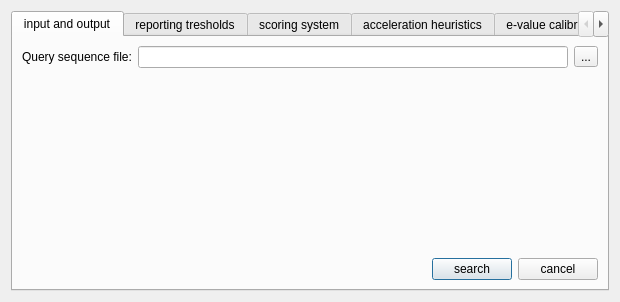
Old version of the form src/plugins_3rdparty/hmm3/src/phmmer/ui/UHMM3PhmmerDialog.ui in the repository violethaze74/ugene.
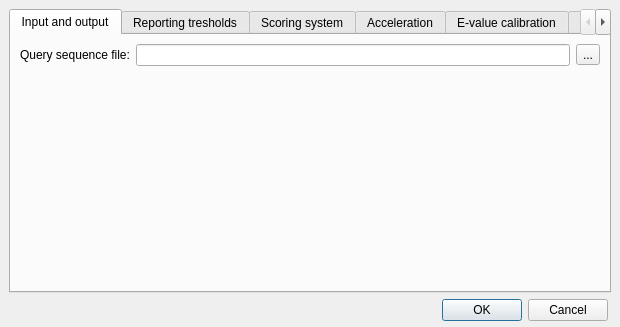
New version of the form.

Commit message: Help system for all dialogs, UI improvements for all dialogs.

The edit to the form file:
```diff
--- a/src/plugins_3rdparty/hmm3/src/phmmer/ui/UHMM3PhmmerDialog.ui
+++ b/src/plugins_3rdparty/hmm3/src/phmmer/ui/UHMM3PhmmerDialog.ui
@@ -7,21 +7,27 @@
     <x>0</x>
     <y>0</y>
     <width>620</width>
-    <height>302</height>
+    <height>327</height>
    </rect>
   </property>
   <property name="windowTitle">
    <string>Dialog</string>
   </property>
-  <layout class="QVBoxLayout" name="verticalLayout">
-   <item>
     <widget class="QTabWidget" name="mainTabWidget">
+   <property name="geometry">
+    <rect>
+     <x>9</x>
+     <y>9</y>
+     <width>602</width>
+     <height>284</height>
+    </rect>
+   </property>
      <property name="currentIndex">
       <number>0</number>
      </property>
      <widget class="QWidget" name="inputAndOutputTab">
       <attribute name="title">
-       <string>input and output</string>
+     <string>Input and output</string>
       </attribute>
       <layout class="QVBoxLayout" name="verticalLayout_3">
        <item>
@@ -66,44 +72,13 @@
            </property>
           </spacer>
          </item>
-         <item>
-          <layout class="QHBoxLayout" name="horizontalLayout">
-           <item>
-            <spacer name="horizontalBottomSpacer">
-             <property name="orientation">
-              <enum>Qt::Horizontal</enum>
-             </property>
-             <property name="sizeHint" stdset="0">
-              <size>
-               <width>40</width>
-               <height>20</height>
-              </size>
-             </property>
-            </spacer>
-           </item>
-           <item>
-            <widget class="QPushButton" name="okPushButton">
-             <property name="text">
-              <string>search</string>
-             </property>
-            </widget>
-           </item>
-           <item>
-            <widget class="QPushButton" name="cancelPushButton">
-             <property name="text">
-              <string>cancel</string>
-             </property>
-            </widget>
-           </item>
-          </layout>
-         </item>
         </layout>
        </item>
       </layout>
      </widget>
      <widget class="QWidget" name="reportingTresholdsTab">
       <attribute name="title">
-       <string>reporting tresholds</string>
+     <string>Reporting tresholds</string>
       </attribute>
       <layout class="QVBoxLayout" name="verticalLayout_11">
        <item>
@@ -217,7 +192,7 @@
      </widget>
      <widget class="QWidget" name="scoringSystemTab">
       <attribute name="title">
-       <string>scoring system</string>
+     <string>Scoring system</string>
       </attribute>
       <layout class="QVBoxLayout" name="verticalLayout_5">
        <item>
@@ -301,7 +276,7 @@
      </widget>
      <widget class="QWidget" name="accHeuristicsTab">
       <attribute name="title">
-       <string>acceleration heuristics</string>
+     <string>Acceleration</string>
       </attribute>
       <layout class="QVBoxLayout" name="verticalLayout_6">
        <item>
@@ -453,7 +428,7 @@
      </widget>
      <widget class="QWidget" name="evalCalibrationTab">
       <attribute name="title">
-       <string>e-value calibration</string>
+     <string>E-value calibration</string>
       </attribute>
       <layout class="QVBoxLayout" name="verticalLayout_8">
        <item>
@@ -702,7 +677,7 @@
      </widget>
      <widget class="QWidget" name="otherTab">
       <attribute name="title">
-       <string>other</string>
+     <string>Other</string>
       </attribute>
       <layout class="QVBoxLayout" name="verticalLayout_12">
        <item>
@@ -785,8 +760,19 @@
       </layout>
      </widget>
     </widget>
-   </item>
-  </layout>
+  <widget class="QDialogButtonBox" name="buttonBox">
+   <property name="geometry">
+    <rect>
+     <x>30</x>
+     <y>299</y>
+     <width>578</width>
+     <height>23</height>
+    </rect>
+   </property>
+   <property name="standardButtons">
+    <set>QDialogButtonBox::Cancel|QDialogButtonBox::Ok</set>
+   </property>
+  </widget>
  </widget>
  <resources/>
  <connections/>
```
Left out of the diff: 38 changed lines with no effect on the pictures. Lines whose indentation alone changed are shown as unchanged. The commit also changes 309 other files.
